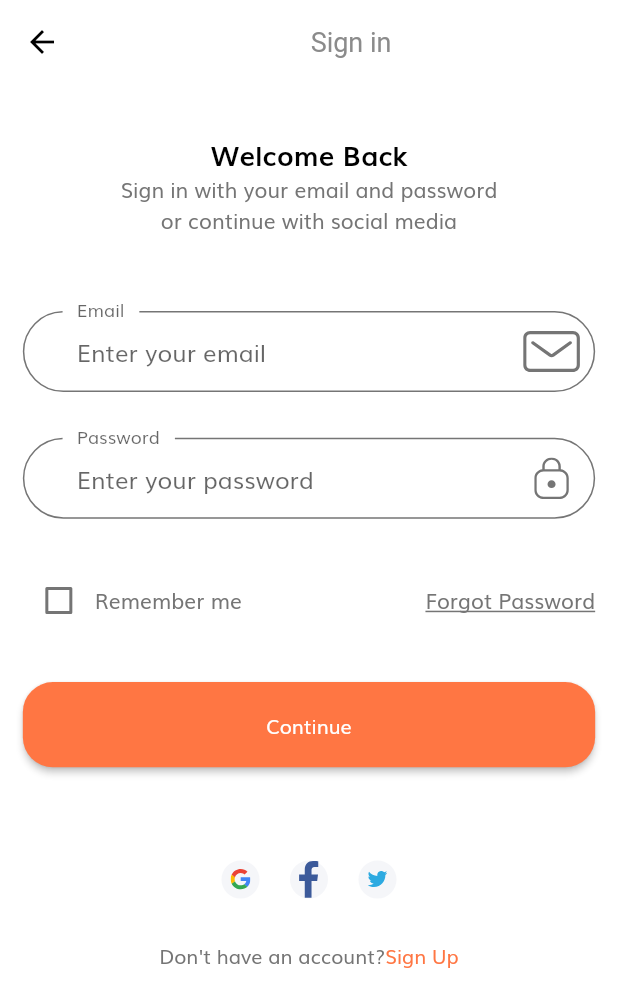
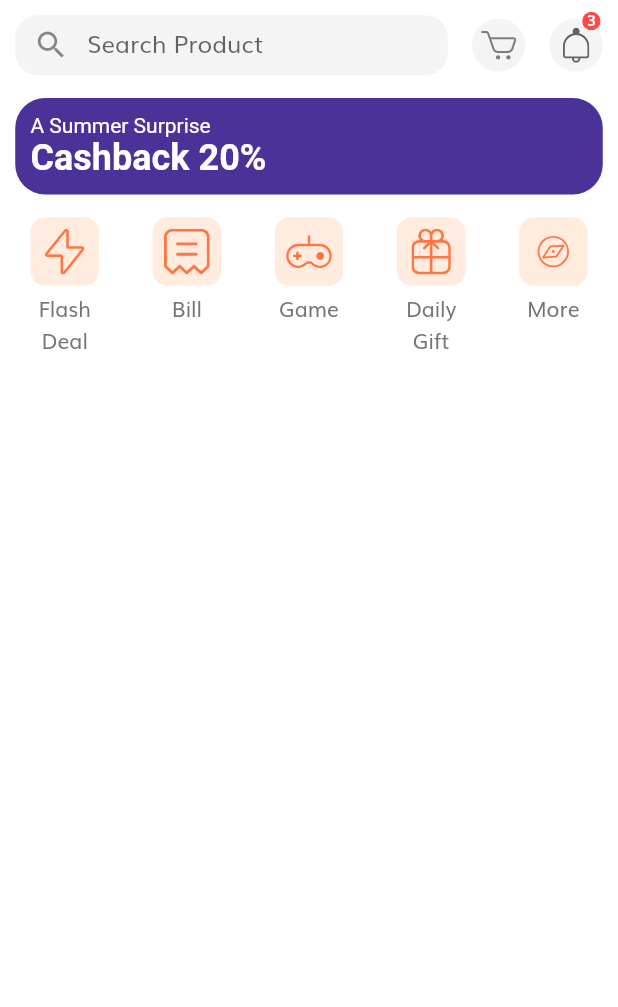
Before and after one commit to utari7302/ecommerce, a Flutter app: the SuccessScreen screen opened by its route, after a tap on "Back to home", on a phone screen of 412 x 824 dp. Shown: the top 1007 px of the screen. Run offline on Flutter 3.47's test engine with Material 2 defaults, Android fonts, the phone set to English and light mode, and no system bars; our stand-ins replace flutter_svg.

Commit message:
Home Screen Till Categories

```diff
--- a/lib/routes.dart
+++ b/lib/routes.dart
@@ -2,6 +2,7 @@
 
 import 'package:ecommerce/screens/complete_profile/complete_profile_screen.dart';
 import 'package:ecommerce/screens/forgot_password/forgot_password_screen.dart';
+import 'package:ecommerce/screens/home/home_screen.dart';
 import 'package:ecommerce/screens/otp/otp_screen.dart';
 import 'package:ecommerce/screens/sign_in/sign_in_screen.dart';
 import 'package:ecommerce/screens/sign_up/sign_up_screen.dart';
@@ -18,5 +19,6 @@ final Map<String,WidgetBuilder> routes = {
   SuccessScreen.routeName:(context) => const SuccessScreen(),
   SignUpScreen.routName:(context) => const SignUpScreen(),
   CompleteProfileScreen.routeName:(context) => const CompleteProfileScreen(),
-  OtpScreen.routeName:(context) => const OtpScreen()
+  OtpScreen.routeName:(context) => const OtpScreen(),
+  HomeScreen.routeName:(context) => const HomeScreen()
 };
--- /dev/null
+++ b/lib/screens/home/components/body.dart
@@ -0,0 +1,117 @@
+import 'package:ecommerce/screens/home/components/discount_banner.dart';
+import 'package:ecommerce/screens/home/components/home_header.dart';
+import 'package:ecommerce/size_config.dart';
+import 'package:flutter/material.dart';
+import 'package:flutter_svg/flutter_svg.dart';
+
+class Body extends StatefulWidget {
+  const Body({super.key});
+
+  @override
+  State<Body> createState() => _BodyState();
+}
+
+class _BodyState extends State<Body> {
+  @override
+  Widget build(BuildContext context) {
+    return SafeArea(
+      child: SingleChildScrollView(
+        child: Column(
+          children: [
+            SizedBox(
+              height: getProportionateScreenWidth(20),
+            ),
+            const HomeHeader(),
+            SizedBox(
+              height: getProportionateScreenWidth(30),
+            ),
+            const DiscountBanner(),
+            SizedBox(
+              height: getProportionateScreenWidth(30),
+            ),
+            const Categories()
+          ],
+        ),
+      ),
+    );
+  }
+}
+
+class Categories extends StatelessWidget {
+  const Categories({super.key});
+
+  @override
+  Widget build(BuildContext context) {
+    List<Map<String, dynamic>> categories = [
+      {"icon": "assets/icons/Flash Icon.svg", "text": "Flash Deal"},
+      {"icon": "assets/icons/Bill Icon.svg", "text": "Bill"},
+      {"icon": "assets/icons/Game Icon.svg", "text": "Game"},
+      {"icon": "assets/icons/Gift Icon.svg", "text": "Daily Gift"},
+      {"icon": "assets/icons/Discover.svg", "text": "More"},
+    ];
+
+    return Padding(
+      padding:
+          EdgeInsets.symmetric(horizontal: getProportionateScreenWidth(40)),
+      child: Row(
+        mainAxisAlignment: MainAxisAlignment.spaceBetween,
+        crossAxisAlignment: CrossAxisAlignment.start,
+        children: [
+          ...List.generate(
+            categories.length,
+            (index) {
+              return CategoryCard(
+                icon: categories[index]["icon"],
+                text: categories[index]["text"],
+                press: () {},
+              );
+            },
+          )
+        ],
+      ),
+    );
+  }
+}
+
+class CategoryCard extends StatelessWidget {
+  const CategoryCard({
+    super.key,
+    required this.icon,
+    required this.text,
+    required this.press,
+  });
+
+  final String icon, text;
+  final GestureTapCallback press;
+
+  @override
+  Widget build(BuildContext context) {
+    return GestureDetector(
+      onTap: press,
+      child: SizedBox(
+        width: getProportionateScreenWidth(90),
+        child: Column(
+          children: [
+            AspectRatio(
+              aspectRatio: 1,
+              child: Container(
+                padding: EdgeInsets.all(getProportionateScreenWidth(15)),
+                decoration: BoxDecoration(
+                    color: const Color(0xFFFFECDF),
+                    borderRadius: BorderRadius.circular(10)),
+                child: SvgPicture.asset(icon),
+              ),
+            ),
+            const SizedBox(
+              height: 5,
+            ),
+            Text(
+              text,
+              textAlign: TextAlign.center,
+            )
+          ],
+        ),
+      ),
+    );
+  }
+}
--- /dev/null
+++ b/lib/screens/home/components/discount_banner.dart
@@ -0,0 +1,33 @@
+import 'package:ecommerce/size_config.dart';
+import 'package:flutter/material.dart';
+
+class DiscountBanner extends StatelessWidget {
+  const DiscountBanner({
+    super.key,
+  });
+
+  @override
+  Widget build(BuildContext context) {
+    return Container(
+      margin: EdgeInsets.symmetric(
+          horizontal: getProportionateScreenWidth(20)),
+      padding: EdgeInsets.symmetric(
+          horizontal: getProportionateScreenWidth(20),
+          vertical: getProportionateScreenWidth(20)),
+      width: double.infinity,
+      //height: 90,
+      decoration: BoxDecoration(
+          color: const Color(0xFF4A3298),
+          borderRadius: BorderRadius.circular(20)),
+      child: const Text.rich(
+        TextSpan(
+            text: "A Summer Surprise\n",
+            style: TextStyle(color: Colors.white),
+            children: [
+              TextSpan(text: "Cashback 20%",style: TextStyle(fontSize: 24,fontWeight: FontWeight.bold))
+            ]
+        ),
+      ),
+    );
+  }
+}
--- /dev/null
+++ b/lib/screens/home/components/home_header.dart
@@ -0,0 +1,33 @@
+import 'package:ecommerce/screens/home/components/icon_btn_with_counter.dart';
+import 'package:ecommerce/screens/home/components/search_field.dart';
+import 'package:ecommerce/size_config.dart';
+import 'package:flutter/material.dart';
+
+class HomeHeader extends StatelessWidget {
+  const HomeHeader({
+    super.key,
+  });
+
+  @override
+  Widget build(BuildContext context) {
+    return Padding(
+      padding: EdgeInsets.symmetric(
+          horizontal: getProportionateScreenWidth(20)),
+      child: Row(
+        mainAxisAlignment: MainAxisAlignment.spaceBetween,
+        children: [
+          const SearchField(),
+          IconBtnWithCounter(
+            press: () {},
+            svgSrc: "assets/icons/Cart Icon.svg",
+          ),
+          IconBtnWithCounter(
+            press: () {},
+            svgSrc: "assets/icons/Bell.svg",
+            numOfItems: 3,
+          )
+        ],
+      ),
+    );
+  }
+}
--- /dev/null
+++ b/lib/screens/home/components/icon_btn_with_counter.dart
@@ -0,0 +1,60 @@
+import 'package:ecommerce/constants.dart';
+import 'package:ecommerce/size_config.dart';
+import 'package:flutter/material.dart';
+import 'package:flutter_svg/flutter_svg.dart';
+
+class IconBtnWithCounter extends StatelessWidget {
+  const IconBtnWithCounter({super.key, required this.svgSrc, this.numOfItems = 0, required this.press});
+
+  final String svgSrc;
+  final int numOfItems;
+  final GestureTapCallback press;
+
+  @override
+  Widget build(BuildContext context) {
+    return InkWell(
+      onTap: press,
+      borderRadius: BorderRadius.circular(50),
+      child: Stack(
+        clipBehavior: Clip.none,
+        children: [
+          Container(
+            padding: EdgeInsets.all(getProportionateScreenWidth(12)),
+            height: getProportionateScreenWidth(70),
+            width: getProportionateScreenWidth(70),
+            decoration: BoxDecoration(
+                color: kSecondaryColor.withOpacity(0.1),
+                shape: BoxShape.circle
+            ),
+            child: SvgPicture.asset(svgSrc),
+          ),
+          if(numOfItems != 0)
+            Positioned(
+            top: -6,
+            right: 0,
+            child: Container(
+              height: getProportionateScreenWidth(30),
+              width: getProportionateScreenWidth(30),
+              decoration: BoxDecoration(
+                  color: const Color(0xFFFF4848),
+                  shape: BoxShape.circle,
+                  border: Border.all(width: 1.5,color: Colors.white)
+              ),
+              child: Center(
+                child: Text(
+                  numOfItems.toString(),
+                  style: TextStyle(
+                      fontSize: getProportionateScreenWidth(20),
+                      height: 1,
+                      color: Colors.white,
+                      fontWeight: FontWeight.w600
+                  ),
+                ),
+              ),
+            ),
+          )
+        ],
+      ),
+    );
+  }
+}
--- /dev/null
+++ b/lib/screens/home/components/search_field.dart
@@ -0,0 +1,31 @@
+import 'package:ecommerce/constants.dart';
+import 'package:ecommerce/size_config.dart';
+import 'package:flutter/material.dart';
+
+class SearchField extends StatelessWidget {
+  const SearchField({super.key});
+
+  @override
+  Widget build(BuildContext context) {
+    return Container(
+      width: SizeConfig.screenWidth! * 0.7,
+      height: 40,
+      decoration: BoxDecoration(
+          color: kSecondaryColor.withOpacity(0.1),
+          borderRadius: BorderRadius.circular(15)),
+      child: TextField(
+        onChanged: (value) {
+          // search value
+        },
+        decoration: InputDecoration(
+            enabledBorder: InputBorder.none,
+            focusedBorder: InputBorder.none,
+            hintText: "Search Product",
+            prefixIcon: const Icon(Icons.search),
+            contentPadding: EdgeInsets.symmetric(
+                horizontal: getProportionateScreenWidth(20),
+                vertical: getProportionateScreenWidth(4))),
+      ),
+    );
+  }
+}
--- /dev/null
+++ b/lib/screens/home/home_screen.dart
@@ -0,0 +1,16 @@
+import 'package:ecommerce/screens/home/components/body.dart';
+import 'package:ecommerce/size_config.dart';
+import 'package:flutter/material.dart';
+
+class HomeScreen extends StatelessWidget {
+  const HomeScreen({super.key});
+  static String routeName = '/home';
+
+  @override
+  Widget build(BuildContext context) {
+    SizeConfig().init(context);
+    return const Scaffold(
+      body: Body(),
+    );
+  }
+}
--- a/lib/screens/success_screen/component/body.dart
+++ b/lib/screens/success_screen/component/body.dart
@@ -1,5 +1,5 @@
 import 'package:ecommerce/components/default_button.dart';
-import 'package:ecommerce/screens/sign_in/sign_in_screen.dart';
+import 'package:ecommerce/screens/home/home_screen.dart';
 import 'package:ecommerce/size_config.dart';
 import 'package:flutter/material.dart';
 
@@ -14,6 +14,10 @@ class _BodyState extends State<Body> {
   @override
   Widget build(BuildContext context) {
     return Column(
+      children: [
+        Expanded(
+            flex: 3,
+            child: Column(
               children: [
                 SizedBox(
                   height: SizeConfig.screenHeight! * 0.04,
@@ -32,17 +36,26 @@ class _BodyState extends State<Body> {
                       fontWeight: FontWeight.bold,
                       color: Colors.black),
                 ),
-        const Spacer(),
+              ],
+            )),
+        Expanded(
+          child: Column(
+            children: [
               SizedBox(
                 width: SizeConfig.screenWidth! * 0.6,
                 child: DefaultButton(
                   text: "Back to home",
                   press: () {
-              Navigator.pushNamed(context, SignInScreen.routeName);
+                    Navigator.pushNamed(context, HomeScreen.routeName);
                   },
                 ),
               ),
-        const Spacer(),
+              const Spacer()
+            ],
+          ),
+        ),
+
+        //const Spacer(),
       ],
     );
   }
```
Lines whose indentation alone changed are shown as unchanged.
